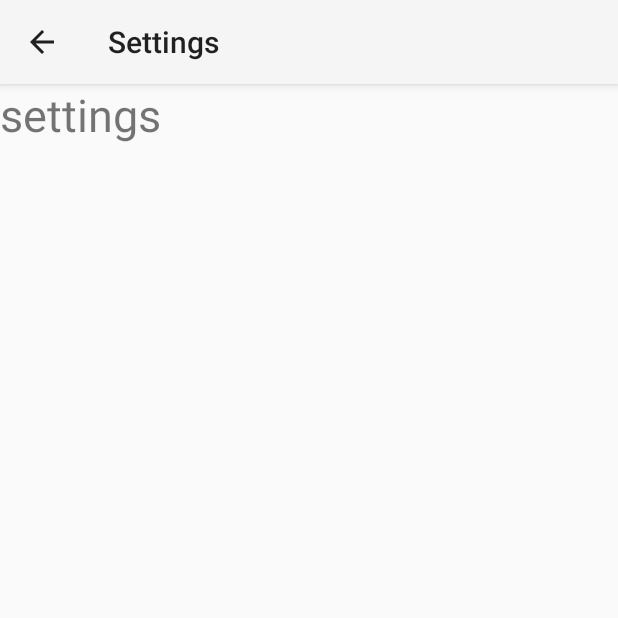
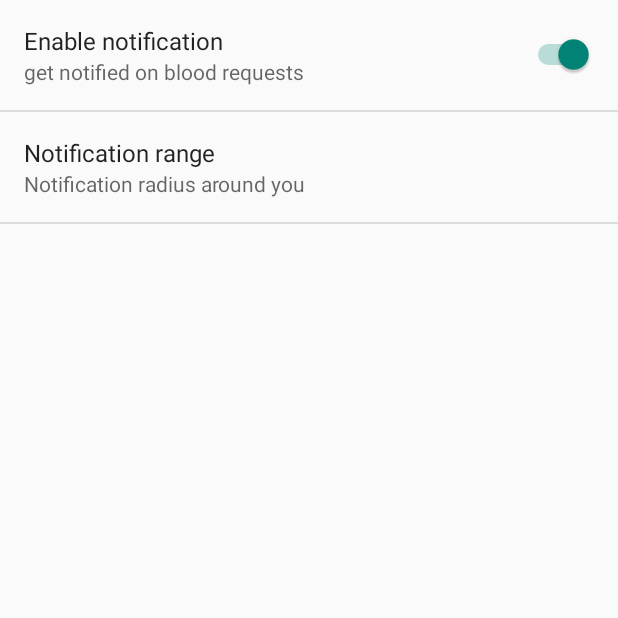
Before and after one commit to asifsabir4you/bloodbank, an Android app: the screen it shows after launch (SettingsActivity), in the options menu, after a tap on "Settings", on a phone screen of 412 x 824 dp, the top half of it. Run offline under Robolectric (Android 15) with nearby library versions, the phone set to English and light mode, and no system bars.

Commit message:
Setting menu functionality

```diff
--- a/app/src/main/java/com/example/asifsabir/blooddonor/MainActivity.java
+++ b/app/src/main/java/com/example/asifsabir/blooddonor/MainActivity.java
@@ -1,7 +1,10 @@
 package com.example.asifsabir.blooddonor;
 
 import android.content.Intent;
+import android.content.SharedPreferences;
+import android.graphics.Color;
 import android.os.Bundle;
+import android.preference.PreferenceManager;
 import android.support.design.widget.NavigationView;
 import android.support.v4.view.GravityCompat;
 import android.support.v4.widget.DrawerLayout;
@@ -12,6 +15,7 @@ import android.view.Menu;
 import android.view.MenuItem;
 import android.view.View;
 import android.widget.Button;
+import android.widget.TextView;
 import android.widget.Toast;
 
 /**
@@ -20,20 +24,26 @@ import android.widget.Toast;
 
 public class MainActivity extends AppCompatActivity
         implements NavigationView.OnNavigationItemSelectedListener {
-Button makeReqBtn;
+    Button makeReqBtn;
+    TextView tvNotificationRange;
+
     @Override
     protected void onCreate(Bundle savedInstanceState) {
         super.onCreate(savedInstanceState);
         setContentView(R.layout.activity_main);
         Toolbar toolbar = (Toolbar) findViewById(R.id.toolbar);
         setSupportActionBar(toolbar);
+
         makeReqBtn = (Button) findViewById(R.id.btn_make_req);
+        tvNotificationRange = (TextView) findViewById(R.id.tv_notification_range);
+
+        checkSettingsData();
 
 
         makeReqBtn.setOnClickListener(new View.OnClickListener() {
             @Override
             public void onClick(View v) {
-                startActivity(new Intent(getApplicationContext(),MakeRequest.class));
+                startActivity(new Intent(getApplicationContext(), MakeRequest.class));
             }
         });
 
@@ -73,7 +83,7 @@ Button makeReqBtn;
 
         //noinspection SimplifiableIfStatement
         if (id == R.id.action_settings) {
-            startActivity(new Intent(getApplicationContext(),SettingsActivity.class));
+            startActivity(new Intent(getApplicationContext(), SettingsActivity.class));
             return true;
         }
 
@@ -98,46 +108,34 @@ Button makeReqBtn;
         drawer.closeDrawer(GravityCompat.START);
         return true;
     }
-}
 
 
+    public void checkSettingsData() {
+        //viewing saved data in settings
+        SharedPreferences prefs = PreferenceManager.getDefaultSharedPreferences(getApplicationContext());
+        boolean enableNotification = prefs.getBoolean("enable_notification", true);
+        String radiusRange = prefs.getString("notification_range", "50");
+        if (enableNotification) {
+            tvNotificationRange.setText(radiusRange + "km");
+            tvNotificationRange.setTextColor(Color.BLACK);
+        } else {
+            tvNotificationRange.setText("Disable");
+            tvNotificationRange.setTextColor(Color.RED);
+        }
+    }
 
+    @Override
+    protected void onRestart() {
+        super.onRestart();
+        checkSettingsData();
+    }
 
-
-
-
-
-
-
-
-
-
-
-
-
-
-
-
-
-
-
-
-
-
-
-
-
-
-
-
-
-
-
-
-
-
-
-
+    @Override
+    protected void onResume() {
+        super.onResume();
+        checkSettingsData();
+    }
+}
 
 
 //
--- /dev/null
+++ b/app/src/main/java/com/example/asifsabir/blooddonor/MyPreferenceFragment.java
@@ -0,0 +1,59 @@
+package com.example.asifsabir.blooddonor;
+
+/**
+ * Created by asifsabir on 11/12/17.
+ */
+
+import android.content.SharedPreferences;
+import android.os.Bundle;
+import android.preference.ListPreference;
+import android.preference.Preference;
+import android.preference.PreferenceFragment;
+import android.preference.PreferenceManager;
+import android.preference.SwitchPreference;
+import android.widget.Toast;
+
+/**
+ * Created by asifsabir on 11/12/17.
+ */
+
+public class MyPreferenceFragment extends PreferenceFragment {
+    SwitchPreference notificationSwitch;
+    public static ListPreference notificationList;
+
+    @Override
+    public void onCreate(final Bundle savedInstanceState) {
+        super.onCreate(savedInstanceState);
+        addPreferencesFromResource(R.xml.preferences);
+
+        notificationSwitch = (SwitchPreference) findPreference("enable_notification");
+        notificationList = (ListPreference) findPreference("notification_range");
+
+        //initial loading for the settings rangeView
+        boolean xx = getPreferenceScreen().findPreference("enable_notification").getSharedPreferences().getBoolean("enable_notification", true);
+        if (xx) {
+            getPreferenceScreen().findPreference("notification_range").setEnabled(true);
+        } else {
+            getPreferenceScreen().findPreference("notification_range").setEnabled(false);
+
+        }
+
+        notificationSwitch.setOnPreferenceClickListener(new Preference.OnPreferenceClickListener() {
+            public boolean onPreferenceClick(Preference preference) {
+                //open browser or intent here
+                boolean xx = preference.getSharedPreferences().getBoolean("enable_notification", true);
+
+                if (xx == false) {
+                    //        notificationList.setEnabled(false);
+                    getPreferenceScreen().findPreference("notification_range").setEnabled(false);
+
+                } else {
+                    //     notificationList.setEnabled(true);
+                    getPreferenceScreen().findPreference("notification_range").setEnabled(true);
+                }
+                return true;
+            }
+        });
+
+    }
+}
--- a/app/src/main/java/com/example/asifsabir/blooddonor/SettingsActivity.java
+++ b/app/src/main/java/com/example/asifsabir/blooddonor/SettingsActivity.java
@@ -1,41 +1,69 @@
 package com.example.asifsabir.blooddonor;
 
-import android.content.Intent;
+
+import android.content.SharedPreferences;
 import android.os.Bundle;
-import android.support.v7.app.AppCompatActivity;
-import android.support.v7.widget.Toolbar;
-import android.view.MenuItem;
-
-import com.google.firebase.FirebaseApp;
+import android.preference.ListPreference;
+import android.preference.Preference;
+import android.preference.PreferenceActivity;
+import android.preference.PreferenceFragment;
+import android.preference.PreferenceManager;
+import android.widget.Toast;
 
 /**
  * Created by asifsabir on 11/12/17.
  */
 
-public class SettingsActivity extends AppCompatActivity {
+public class SettingsActivity extends PreferenceActivity {
     @Override
-    protected void onCreate(Bundle savedInstanceState) {
+    public void onCreate(Bundle savedInstanceState) {
         super.onCreate(savedInstanceState);
-        FirebaseApp.initializeApp(this);
-        setContentView(R.layout.activity_settings);
-        getSupportActionBar().setTitle("Settings");
-        getSupportActionBar().setDisplayHomeAsUpEnabled(true); // Here
-
-    }
-    @Override
-    public boolean onOptionsItemSelected(MenuItem item) {
-        switch (item.getItemId()) {
-            case android.R.id.home: {
-                Intent intent = new Intent(this, MainActivity.class);
-                intent.addFlags(Intent.FLAG_ACTIVITY_CLEAR_TOP);
-                intent.addFlags(Intent.FLAG_ACTIVITY_SINGLE_TOP);
-                startActivityIfNeeded(intent, 0);
-                return true;
-            }
-            default:
-                return super.onOptionsItemSelected(item);
+        if (savedInstanceState == null) {
+            getFragmentManager().beginTransaction().replace(android.R.id.content, new MyPreferenceFragment()).commit();
         }
 
     }
 
 }
+
+
+//
+//import android.content.Intent;
+//import android.os.Bundle;
+//import android.support.v7.app.AppCompatActivity;
+//import android.support.v7.widget.Toolbar;
+//import android.view.MenuItem;
+//
+//import com.google.firebase.FirebaseApp;
+//
+///**
+// * Created by asifsabir on 11/12/17.
+// */
+//
+//public class SettingsActivity extends AppCompatActivity {
+//    @Override
+//    protected void onCreate(Bundle savedInstanceState) {
+//        super.onCreate(savedInstanceState);
+//        FirebaseApp.initializeApp(this);
+//        setContentView(R.layout.activity_settings);
+//        getSupportActionBar().setTitle("Settings");
+//        getSupportActionBar().setDisplayHomeAsUpEnabled(true); // Here
+//
+//    }
+//    @Override
+//    public boolean onOptionsItemSelected(MenuItem item) {
+//        switch (item.getItemId()) {
+//            case android.R.id.home: {
+//                Intent intent = new Intent(this, MainActivity.class);
+//                intent.addFlags(Intent.FLAG_ACTIVITY_CLEAR_TOP);
+//                intent.addFlags(Intent.FLAG_ACTIVITY_SINGLE_TOP);
+//                startActivityIfNeeded(intent, 0);
+//                return true;
+//            }
+//            default:
+//                return super.onOptionsItemSelected(item);
+//        }
+//
+//    }
+//
+//}
--- a/app/src/main/res/layout/content_main.xml
+++ b/app/src/main/res/layout/content_main.xml
@@ -107,6 +107,7 @@
             android:layout_height="wrap_content"
             android:layout_margin="10dp"
             android:text="50km"
+            android:id="@+id/tv_notification_range"
             android:textSize="20dp" />
     </LinearLayout>
 
--- a/app/src/main/res/values/strings.xml
+++ b/app/src/main/res/values/strings.xml
@@ -10,7 +10,20 @@
         <item>AB+</item>
         <item>AB -</item>
     </string-array>
-
+    <string-array name="notification_radius">
+        <item>10km</item>
+        <item>20km</item>
+        <item>30km</item>
+        <item>40km</item>
+        <item>50km</item>
+    </string-array>
+    <string-array name="notification_radius_values">
+        <item>10</item>
+        <item>20</item>
+        <item>30</item>
+        <item>40</item>
+        <item>50</item>
+    </string-array>
 
     <string name="navigation_drawer_open">Open navigation drawer</string>
     <string name="navigation_drawer_close">Close navigation drawer</string>
--- /dev/null
+++ b/app/src/main/res/xml/preferences.xml
@@ -0,0 +1,17 @@
+<?xml version="1.0" encoding="utf-8"?>
+<PreferenceScreen xmlns:android="http://schemas.android.com/apk/res/android">
+    <SwitchPreference
+        android:key="enable_notification"
+        android:title="Enable notification"
+        android:summary="get notified on blood requests"
+        android:defaultValue="true"/>
+    <ListPreference
+        android:defaultValue="50"
+        android:dialogTitle="Notification radius:"
+        android:entries="@array/notification_radius"
+        android:entryValues="@array/notification_radius_values"
+        android:key="notification_range"
+        android:title="Notification range"
+        android:summary="Notification radius around you"
+        />
+</PreferenceScreen>
```
